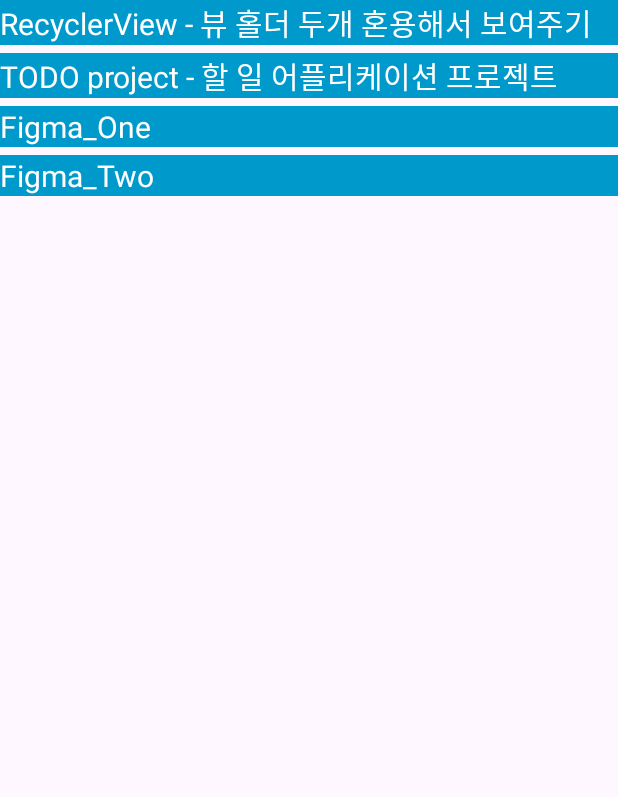
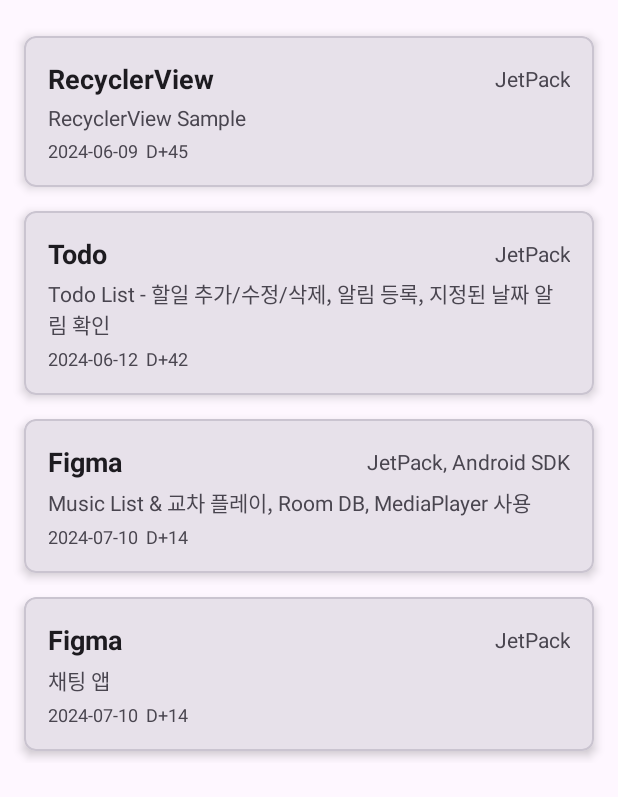
Before and after one commit to Jeong-MyeongSu/AndroidStudy, an Android app: the screen it shows after launch (MainActivity), on a phone screen of 412 x 824 dp. Shown: the top 797 px of the screen. Run offline under Robolectric (Android 15) with nearby library versions, the phone set to English and light mode, and no system bars.

Commit message:
♻️ feature: 코드 리펙토링
메인 화면에서 학습 목록 관리할때 사용되는 RecyclerView, Adapter, ViewHolder 사용 하는거 참고하도록

```diff
--- a/app/src/main/java/com/wjdaudtn/mission/MainActivity.kt
+++ b/app/src/main/java/com/wjdaudtn/mission/MainActivity.kt
@@ -2,49 +2,153 @@ package com.wjdaudtn.mission
 
 import android.content.Intent
 import android.os.Bundle
+import android.view.LayoutInflater
 import android.view.View
+import android.view.ViewGroup
 import androidx.appcompat.app.AppCompatActivity
+import androidx.recyclerview.widget.LinearLayoutManager
+import androidx.recyclerview.widget.RecyclerView
+import com.wjdaudtn.mission.databinding.ActivityMainBinding
+import com.wjdaudtn.mission.databinding.ItemMainStudyBinding
+import com.wjdaudtn.mission.figma.FigmaOneActivity
+import com.wjdaudtn.mission.figma.FigmaTwoActivity
 import com.wjdaudtn.mission.recyclerView.ViewHolderTwo
 import com.wjdaudtn.mission.todo.TodoMainActivity
-import com.wjdaudtn.mission.databinding.ActivityMainBinding
-import com.wjdaudtn.mission.figma.FigmaOneActivity
-import com.wjdaudtn.mission.figma.FigmaTwoActivity
+import java.text.SimpleDateFormat
+import java.util.Date
+import java.util.Locale
 
 class MainActivity : AppCompatActivity() {
     private lateinit var binding: ActivityMainBinding
+
     override fun onCreate(savedInstanceState: Bundle?) {
         super.onCreate(savedInstanceState)
         binding = ActivityMainBinding.inflate(layoutInflater)
         setContentView(binding.root)
+    }
 
-        binding.tvRecyclerSample1.setOnClickListener(customOnclickListener)
-        binding.goTodo.setOnClickListener(customOnclickListener)
-        binding.goFigmaOne.setOnClickListener(customOnclickListener)
-        binding.goFigmaTwo.setOnClickListener(customOnclickListener)
+    override fun onResume() {
+        super.onResume()
+        initBinding()
     }
-    private val customOnclickListener: View.OnClickListener = (object:View.OnClickListener{
-        override fun onClick(v: View?) {
-            if(v == null){
-                return
-            }
-            when(v.id){
-                R.id.tv_recycler_sample_1 -> {
-                    val intent = Intent(this@MainActivity.baseContext, ViewHolderTwo::class.java)
-                    startActivity(intent)
+
+    private fun initBinding() {
+        binding.rcyStudy.layoutManager = LinearLayoutManager(baseContext)
+        binding.rcyStudy.adapter = StudyAdapter(
+            // TODO: 새로 학습 & 미션 추가 될때 아래 리스트 에 추가
+            mutableListOf(
+                Study(
+                    "JetPack",
+                    "RecyclerView",
+                    "RecyclerView Sample",
+                    "2024-06-09",
+                    ViewHolderTwo::class.java
+                ),
+                Study(
+                    "JetPack",
+                    "Todo",
+                    "Todo List - 할일 추가/수정/삭제, 알림 등록, 지정된 날짜 알림 확인",
+                    "2024-06-12",
+                    TodoMainActivity::class.java
+                ),
+                Study(
+                    "JetPack, Android SDK",
+                    "Figma",
+                    "Music List & 교차 플레이, Room DB, MediaPlayer 사용",
+                    "2024-07-10",
+                    FigmaOneActivity::class.java
+                ),
+                Study(
+                    "JetPack",
+                    "Figma",
+                    "채팅 앱",
+                    "2024-07-10",
+                    FigmaTwoActivity::class.java
+                ),
+            )
+        )
+    }
+
+    /**
+     * 학습 목록 관리
+     * (data) Study
+     * (view) ItemMainStudyBinding -> item_main_study.xml
+     * (adapter) StudyAdapter
+     * (holder) StudyHolder
+     */
+    data class Study(
+        val category: String, // 학습 종류
+        val title: String, // 대 주제
+        val comment: String, // 내용
+        val startDate: String, // 시작 날짜
+
+        // 이동할 화면 Activity
+        val activity: Class<out AppCompatActivity>
+
+        // TODO: 추가 필요한 정보 있으면 추가
+        // ex: 파일 경로 / 진행 상태(진행중, 완료) / 기타
+    )
+
+    class StudyAdapter(
+        private val studyList: MutableList<Study>
+    ) : RecyclerView.Adapter<StudyAdapter.StudyHolder>() {
+        override fun onCreateViewHolder(
+            parent: ViewGroup,
+            viewType: Int
+        ): StudyAdapter.StudyHolder {
+            val binding =
+                ItemMainStudyBinding.inflate(LayoutInflater.from(parent.context), parent, false)
+            return StudyHolder(binding)
+        }
+
+        override fun onBindViewHolder(holder: StudyAdapter.StudyHolder, position: Int) {
+            holder.itemBinding()
+        }
+
+        override fun getItemCount(): Int {
+            return studyList.size
+        }
+
+        inner class StudyHolder(var binding: ItemMainStudyBinding) :
+            RecyclerView.ViewHolder(binding.root) {
+
+            fun itemBinding() {
+                val startDate = studyList[adapterPosition].startDate
+                binding.tvStudyCategory.text = studyList[adapterPosition].category
+                binding.tvStudyTitle.text = studyList[adapterPosition].title
+                binding.tvStudyComment.text = studyList[adapterPosition].comment
+                binding.tvStudyStartDate.text = startDate
+
+                getDaysSinceStartDate(startDate).let {
+                    binding.tvStudyStartDate.append("  D+${it}")
                 }
-                R.id.go_todo -> {
-                    val intent = Intent(this@MainActivity.baseContext, TodoMainActivity::class.java)
-                    startActivity(intent)
-                }
-                R.id.go_figma_one -> {
-                    val intent = Intent(this@MainActivity.baseContext, FigmaOneActivity::class.java)
-                    startActivity(intent)
-                }
-                R.id.go_figma_two -> {
-                    val intent = Intent(this@MainActivity.baseContext, FigmaTwoActivity::class.java)
-                    startActivity(intent)
+
+                binding.root.setOnClickListener {
+                    val intent = Intent(binding.root.context, studyList[adapterPosition].activity)
+                    binding.root.context.startActivity(intent)
                 }
             }
         }
-    })
+
+        /**
+         * 시작 날짜부터 현재까지의 일수 계산
+         *
+         * @param startDate
+         * @param dateFormat
+         * @return
+         */
+        fun getDaysSinceStartDate(startDate: String, dateFormat: String = "yyyy-MM-dd"): Long {
+            val dateFormat = SimpleDateFormat(dateFormat, Locale.getDefault())
+            val startDateParsed = dateFormat.parse(startDate)
+            val currentDate = Date()
+
+            return if (startDateParsed != null) {
+                val diff = currentDate.time - startDateParsed.time
+                diff / (1000 * 60 * 60 * 24)
+            } else {
+                -1 // Parsing error
+            }
+        }
+
+    }
 }
--- a/app/src/main/res/layout/activity_main.xml
+++ b/app/src/main/res/layout/activity_main.xml
@@ -5,47 +5,12 @@
     android:layout_width="match_parent"
     android:layout_height="match_parent"
     android:orientation="vertical"
+    android:paddingTop="16dp"
     tools:context=".MainActivity">
 
-    <TextView
-        android:id="@+id/tv_recycler_sample_1"
-        android:text="@string/recyclerview"
+    <androidx.recyclerview.widget.RecyclerView
+        android:id="@+id/rcyStudy"
         android:layout_width="match_parent"
-        android:layout_height="wrap_content"
-        android:background="@android:color/holo_blue_dark"
-        android:textColor="@color/white"
-        android:layout_marginBottom="5dp"
-        android:textSize="20sp"/>
-    <TextView
-        android:id="@+id/go_todo"
-        android:text="@string/todo_project"
-        android:layout_width="match_parent"
-        android:layout_height="wrap_content"
-        android:background="@android:color/holo_blue_dark"
-        android:textColor="@color/white"
-        android:layout_marginBottom="5dp"
-        android:textSize="20sp"/>
-
-    <TextView
-        android:id="@+id/go_figma_one"
-        android:text="@string/figma_one"
-        android:layout_width="match_parent"
-        android:layout_height="wrap_content"
-        android:background="@android:color/holo_blue_dark"
-        android:textColor="@color/white"
-        android:layout_marginBottom="5dp"
-        android:textSize="20sp"/>
-
-    <TextView
-        android:id="@+id/go_figma_two"
-        android:text="@string/figma_two"
-        android:layout_width="match_parent"
-        android:layout_height="wrap_content"
-        android:background="@android:color/holo_blue_dark"
-        android:textColor="@color/white"
-        android:layout_marginBottom="5dp"
-        android:textSize="20sp"/>
-
-
+        android:layout_height="match_parent" />
 
 </LinearLayout>
--- /dev/null
+++ b/app/src/main/res/layout/item_main_study.xml
@@ -0,0 +1,73 @@
+<?xml version="1.0" encoding="utf-8"?>
+<LinearLayout xmlns:android="http://schemas.android.com/apk/res/android"
+    xmlns:app="http://schemas.android.com/apk/res-auto"
+    xmlns:tools="http://schemas.android.com/tools"
+    android:layout_width="match_parent"
+    android:layout_height="wrap_content"
+    android:orientation="vertical"
+    android:background="?attr/selectableItemBackground">
+
+    <com.google.android.material.card.MaterialCardView
+        android:layout_width="match_parent"
+        android:layout_height="wrap_content"
+        android:layout_marginHorizontal="16dp"
+        android:layout_marginVertical="8dp"
+        app:cardElevation="4dp"
+        app:cardCornerRadius="8dp">
+
+        <LinearLayout
+            android:layout_width="match_parent"
+            android:layout_height="wrap_content"
+            android:orientation="vertical"
+            android:padding="16dp">
+
+            <androidx.constraintlayout.widget.ConstraintLayout
+                android:layout_width="match_parent"
+                android:layout_height="wrap_content">
+
+                <TextView
+                    android:id="@+id/tvStudyTitle"
+                    android:layout_width="0dp"
+                    android:layout_height="wrap_content"
+                    android:textSize="18sp"
+                    android:textStyle="bold"
+                    android:textColor="?android:attr/textColorPrimary"
+                    app:layout_constraintStart_toStartOf="parent"
+                    app:layout_constraintTop_toTopOf="parent"
+                    app:layout_constraintEnd_toStartOf="@id/tvStudyCategory"
+                    tools:text="Study Title" />
+
+                <TextView
+                    android:id="@+id/tvStudyCategory"
+                    android:layout_width="wrap_content"
+                    android:layout_height="0dp"
+                    android:gravity="center"
+                    app:layout_constraintEnd_toEndOf="parent"
+                    app:layout_constraintTop_toTopOf="@id/tvStudyTitle"
+                    app:layout_constraintBottom_toBottomOf="@id/tvStudyTitle"
+                    tools:text="JetPack(Category)"/>
+
+            </androidx.constraintlayout.widget.ConstraintLayout>
+
+
+            <TextView
+                android:id="@+id/tvStudyComment"
+                android:layout_width="match_parent"
+                android:layout_height="wrap_content"
+                android:layout_marginTop="4dp"
+                android:textSize="14sp"
+                android:textColor="?android:attr/textColorSecondary"
+                tools:text="Study content goes here. This is a brief description of the study." />
+
+            <TextView
+                android:id="@+id/tvStudyStartDate"
+                android:layout_width="match_parent"
+                android:layout_height="wrap_content"
+                android:layout_marginTop="4dp"
+                android:textSize="12sp"
+                android:textColor="?android:attr/textColorSecondary"
+                tools:text="Start Date: YYYY-MM-DD" />
+
+        </LinearLayout>
+    </com.google.android.material.card.MaterialCardView>
+</LinearLayout>
```
